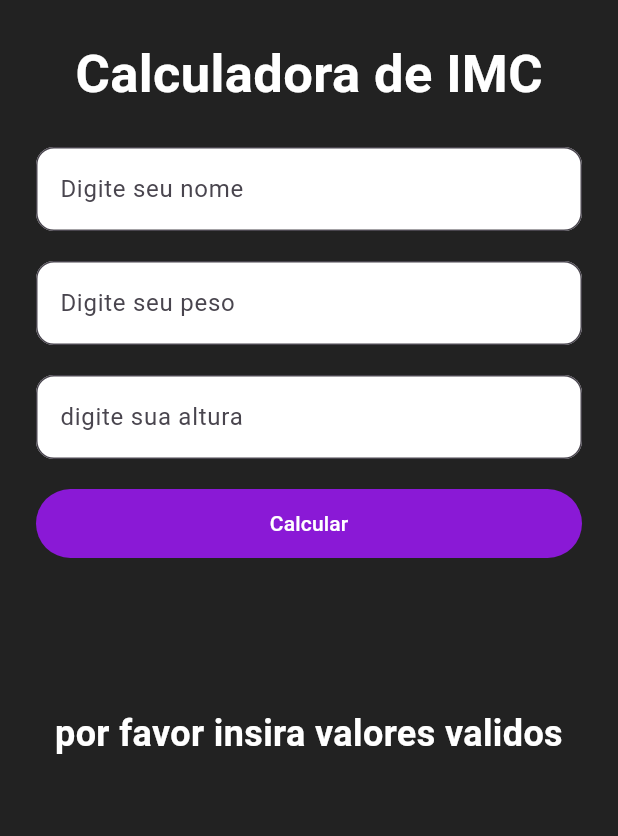
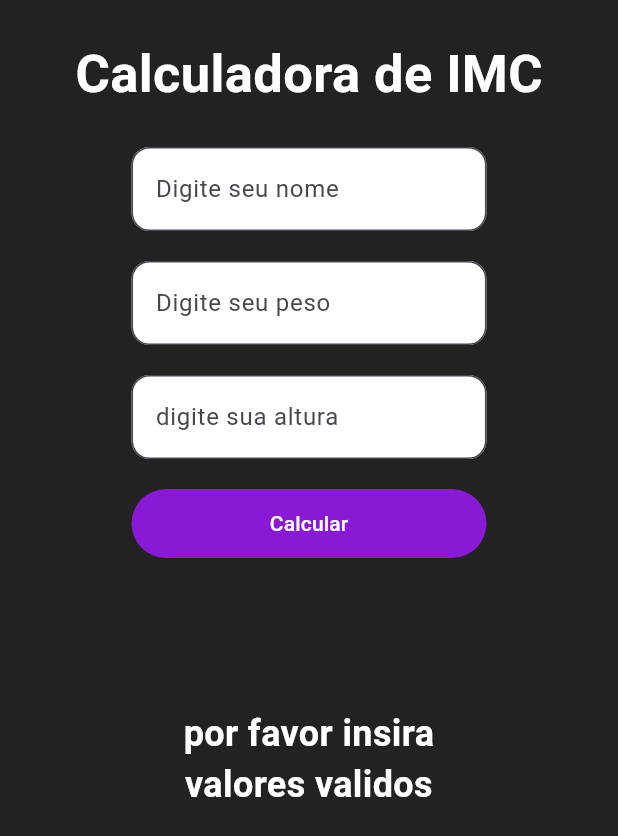
Before and after one commit to Gustavoleal1194/calculadora_IMC_flutter, a Flutter app: the screen it shows after launch, after a tap on "Calcular", on a phone screen of 412 x 824 dp. Shown: the top 836 px of the screen. Run offline on Flutter 3.47's test engine with Material 3 defaults, Android fonts, the phone set to English and light mode, and no system bars.

Commit message:
added responsivity with mediaQuery

```diff
--- a/lib/app/modules/home_page_screen.dart
+++ b/lib/app/modules/home_page_screen.dart
@@ -28,7 +28,7 @@ class _MyHomePageState extends State<MyHomePage> {
       final double imc = imcRequirido.calcularImc();
 
       _resultadoController.text =
-          'olá $nome, seu IMC é ${imc.toStringAsFixed(2)}';
+          'olá $nome, seu IMC é ${imc.toStringAsFixed(2)}\n\n- menor que 16 — magreza grave\n- entre 16 e 16,9 — magreza moderada\n- entre 17 e 18,5 — magreza leve\n- entre 18,6 e 24,9 — peso ideal\n- entre 25 e 29,9 — sobrepeso\n- entre 30 e 34,9 — obesidade grau I\n - entre 35 e 39,9 — obesidade grau II\n- maiores do que 40 — obesidade grau III';
     } else {
       _resultadoController.text = 'por favor insira valores validos';
     }
@@ -56,11 +56,22 @@ class _MyHomePageState extends State<MyHomePage> {
               ),
               Expanded(
                 child: SizedBox(
-                  width: 600,
+                  child: LayoutBuilder(
+                    builder: (context, constraints) {
+                      double widthFactor;
+                      if (constraints.maxWidth > 900) {
+                        widthFactor = 0.35;
+                      } else if (constraints.maxWidth < 500) {
+                        widthFactor = 0.65;
+                      } else {
+                        widthFactor = 0.65;
+                      }
+
+                      return SizedBox(
+                        width: constraints.maxWidth * widthFactor,
                         child: ListView(
                           children: [
                             SizedBox(
-                        width: 300,
                               child: Flexible(
                                 child: TextFormField(
                                   controller: _nomeController,
@@ -82,7 +93,6 @@ class _MyHomePageState extends State<MyHomePage> {
                             ),
                             Flexible(
                               child: SizedBox(
-                          width: 300,
                                 child: TextFormField(
                                   controller: _pesoController,
                                   decoration: InputDecoration(
@@ -103,7 +113,6 @@ class _MyHomePageState extends State<MyHomePage> {
                             ),
                             Flexible(
                               child: SizedBox(
-                          width: 300,
                                 child: TextFormField(
                                   controller: _alturaController,
                                   decoration: InputDecoration(
@@ -123,7 +132,6 @@ class _MyHomePageState extends State<MyHomePage> {
                               height: 20,
                             ),
                             SizedBox(
-                        width: 139,
                               height: 46,
                               child: TextButton(
                                 onPressed: () {
@@ -153,6 +161,9 @@ class _MyHomePageState extends State<MyHomePage> {
                             ),
                           ],
                         ),
+                      );
+                    },
+                  ),
                 ),
               ),
             ],
```
Lines whose indentation alone changed are shown as unchanged.
